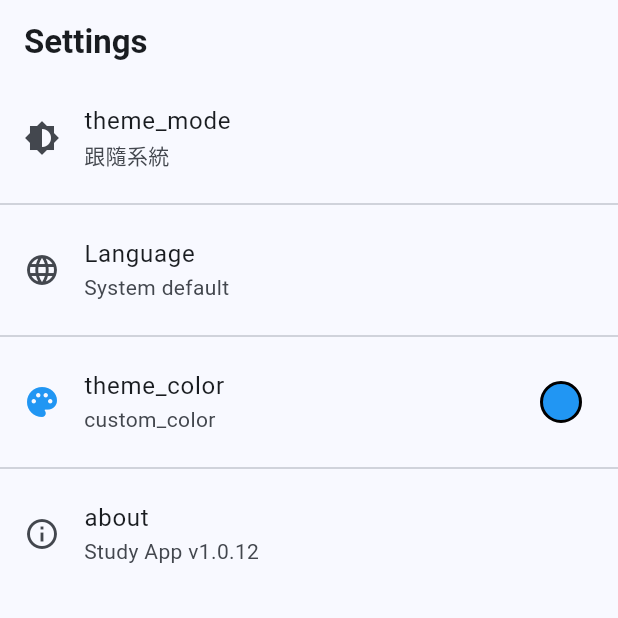
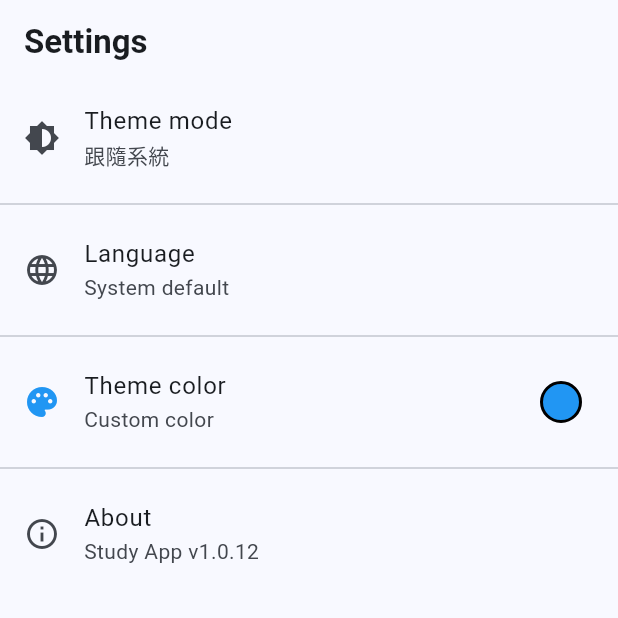
Before and after one commit to chenyili1215/study_app, a Flutter app: the screen it shows after launch, item 5 of the bottom bar chosen, on a phone screen of 412 x 824 dp, the top half of it. Run offline on Flutter 3.47's test engine with Material 3 defaults, Android fonts, the phone set to English and light mode, and no system bars; our stand-ins replace image_picker, photo_view, share_plus, shared_preferences.

Commit message:
小修語言

```diff
--- a/lib/app_localizations.dart
+++ b/lib/app_localizations.dart
@@ -66,6 +66,26 @@ class AppLocalizations {
       'lang_zh': '中文',
       'lang_en': 'English',
       'lang_ja': '日本語',
+      'theme_mode': '主題模式',
+      'theme_color': '主題顏色',
+      'custom_color': '自訂顏色',
+      'about': '關於',
+      'set_periods_title': '設定每天節數',
+      'enter_periods_label': '每天幾節課',
+      'enter_timetable_name': '請輸入課表名稱',
+      'details': '詳細設定',
+      'subject_label': '課程名稱',
+      'location_label': '上課地點',
+      'teacher_label': '老師名字',
+      'save_timetable': '儲存課表',
+      'timetable_saved': '課表已儲存',
+      'edit_periods': '編輯課表節數',
+      'current_class_info': '當前課程資訊',
+      'current_class': '當節課程',
+      'next_class': '下節課程',
+      'not_class_time': '目前非上課時間',
+      'no_scheduled': '未排課',
+      'none': '無',
     },
     'en': {
       'app_title': 'Study App',
@@ -120,6 +140,26 @@ class AppLocalizations {
       'lang_zh': '中文',
       'lang_en': 'English',
       'lang_ja': '日本語',
+      'theme_mode': 'Theme mode',
+      'theme_color': 'Theme color',
+      'custom_color': 'Custom color',
+      'about': 'About',
+      'set_periods_title': 'Set periods per day',
+      'enter_periods_label': 'How many periods per day',
+      'enter_timetable_name': 'Enter timetable name',
+      'details': 'Details',
+      'subject_label': 'Subject',
+      'location_label': 'Location',
+      'teacher_label': 'Teacher',
+      'save_timetable': 'Save timetable',
+      'timetable_saved': 'Timetable saved',
+      'edit_periods': 'Edit periods',
+      'current_class_info': 'Current class info',
+      'current_class': 'Current class',
+      'next_class': 'Next class',
+      'not_class_time': 'Not in class time',
+      'no_scheduled': 'No class scheduled',
+      'none': 'None',
     },
     'ja': {
       'app_title': 'Study App',
@@ -174,6 +214,26 @@ class AppLocalizations {
       'lang_zh': '中文',
       'lang_en': 'English',
       'lang_ja': '日本語',
+      'theme_mode': 'テーマモード',
+      'theme_color': 'テーマカラー',
+      'custom_color': 'カスタムカラー',
+      'about': 'アプリについて',
+      'set_periods_title': '毎日の授業数を設定',
+      'enter_periods_label': '1日に何コマ',
+      'enter_timetable_name': '時間割名を入力してください',
+      'details': '詳細設定',
+      'subject_label': '科目名',
+      'location_label': '場所',
+      'teacher_label': '先生名',
+      'save_timetable': '時間割を保存',
+      'timetable_saved': '時間割を保存しました',
+      'edit_periods': 'コマ数を編集',
+      'current_class_info': '現在の授業情報',
+      'current_class': '当該授業',
+      'next_class': '次の授業',
+      'not_class_time': '現在は授業時間ではありません',
+      'no_scheduled': '未登録',
+      'none': 'なし',
     },
   };
 
```
